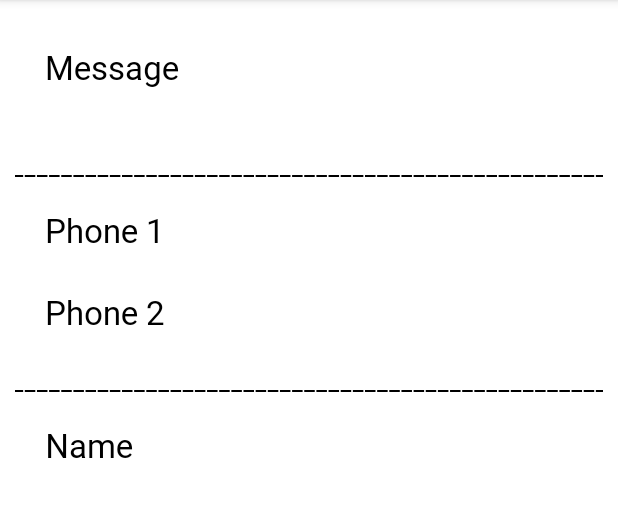
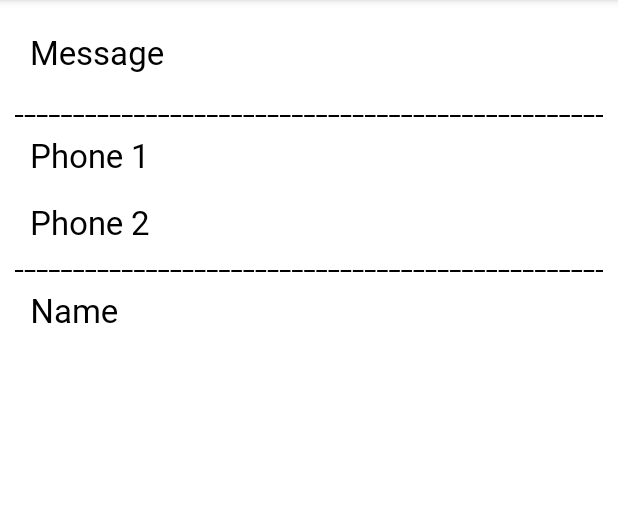
Before and after one commit to rakesharma1987/DetailsApp, an Android app: the DetailsActivity screen opened directly, with no data from a screen before it, on a phone screen of 412 x 824 dp, the part 84-601 px from its top. Run offline under Robolectric (Android 15) with nearby library versions, the light colour scheme and no system bars; our stand-ins replace data binding; 5 statements that could not run were skipped.

Commit message:
final done

```diff
--- a/app/src/main/res/layout/activity_details.xml
+++ b/app/src/main/res/layout/activity_details.xml
@@ -22,7 +22,7 @@
             android:id="@+id/tv_msg"
             android:textSize="@dimen/big_txt_size"
             android:text="Message"
-            android:layout_margin="20dp"
+            android:layout_margin="10dp"
             android:fontFamily="@font/lato_bold"
             android:textColor="@color/black"/>
 
@@ -31,8 +31,7 @@
             android:layout_height="wrap_content"
             android:id="@+id/tv_line_below_msg"
             android:background="@drawable/layout_dash_line"
-            android:fontFamily="@font/lato_bold"
-            android:layout_marginTop="20dp" />
+            android:fontFamily="@font/lato_bold" />
 
         <TextView
             android:layout_width="match_parent"
@@ -40,7 +39,7 @@
             android:id="@+id/tv_email"
             android:textSize="@dimen/big_txt_size"
             android:text="Email"
-            android:layout_margin="20dp"
+            android:layout_margin="10dp"
             android:fontFamily="@font/lato_bold"
             android:textColor="@color/black"/>
 
@@ -49,8 +48,7 @@
             android:layout_height="wrap_content"
             android:id="@+id/tv_line_below_email"
             android:background="@drawable/layout_dash_line"
-            android:fontFamily="@font/lato_bold"
-            android:layout_marginTop="20dp" />
+            android:fontFamily="@font/lato_bold" />
 
         <TextView
             android:layout_width="match_parent"
@@ -58,7 +56,7 @@
             android:id="@+id/tv_phone1"
             android:textSize="@dimen/big_txt_size"
             android:text="Phone 1"
-            android:layout_margin="20dp"
+            android:layout_margin="10dp"
             android:fontFamily="@font/lato_bold"
             android:textColor="@color/black"/>
 
@@ -68,8 +66,8 @@
             android:id="@+id/tv_phone2"
             android:textSize="@dimen/big_txt_size"
             android:text="Phone 2"
-            android:layout_marginLeft="20dp"
-            android:layout_marginRight="20dp"
+            android:layout_marginLeft="10dp"
+            android:layout_marginRight="10dp"
             android:textColor="@color/black"
             android:layout_marginTop="5dp"
             android:fontFamily="@font/lato_bold" />
@@ -79,8 +77,7 @@
             android:layout_height="wrap_content"
             android:id="@+id/tv_line_below_phone"
             android:background="@drawable/layout_dash_line"
-            android:fontFamily="@font/lato_bold"
-            android:layout_marginTop="20dp" />
+            android:fontFamily="@font/lato_bold" />
 
         <TextView
             android:layout_width="match_parent"
@@ -88,7 +85,7 @@
             android:id="@+id/tv_address"
             android:textSize="@dimen/big_txt_size"
             android:text="Address"
-            android:layout_margin="20dp"
+            android:layout_margin="10dp"
             android:fontFamily="@font/lato_bold"
             android:textColor="@color/black"/>
 
@@ -98,14 +95,14 @@
             android:id="@+id/tv_line_below_address"
             android:background="@drawable/layout_dash_line"
             android:fontFamily="@font/lato_bold"
-            android:layout_marginTop="20dp" />
+            android:layout_marginTop="10dp" />
         <TextView
             android:layout_width="match_parent"
             android:layout_height="wrap_content"
             android:id="@+id/tv_dob"
             android:textSize="@dimen/big_txt_size"
             android:text="DOB"
-            android:layout_margin="20dp"
+            android:layout_margin="10dp"
             android:fontFamily="@font/lato_bold"
             android:textColor="@color/black"/>
         <TextView
@@ -113,8 +110,7 @@
             android:layout_height="wrap_content"
             android:id="@+id/tv_line_below_dob"
             android:background="@drawable/layout_dash_line"
-            android:fontFamily="@font/lato_bold"
-            android:layout_marginTop="20dp" />
+            android:fontFamily="@font/lato_bold" />
 
         <TextView
             android:layout_width="match_parent"
@@ -122,7 +118,7 @@
             android:id="@+id/tv_name"
             android:textSize="@dimen/big_txt_size"
             android:text="Name"
-            android:layout_margin="20dp"
+            android:layout_margin="10dp"
             android:fontFamily="@font/lato_bold"
             android:textColor="@color/black"/>
     </LinearLayout>
--- a/app/src/main/res/layout/layout_sample_fields.xml
+++ b/app/src/main/res/layout/layout_sample_fields.xml
@@ -52,7 +52,8 @@
                     android:layout_height="wrap_content"
                     android:inputType="textCapSentences"
                     android:fontFamily="@font/lato_regular"
-                    android:textSize="@dimen/txt_size"/>
+                    android:textSize="@dimen/txt_size"
+                    android:maxLength="20"/>
             </com.google.android.material.textfield.TextInputLayout>
 
             <com.google.android.material.textfield.TextInputLayout
```
